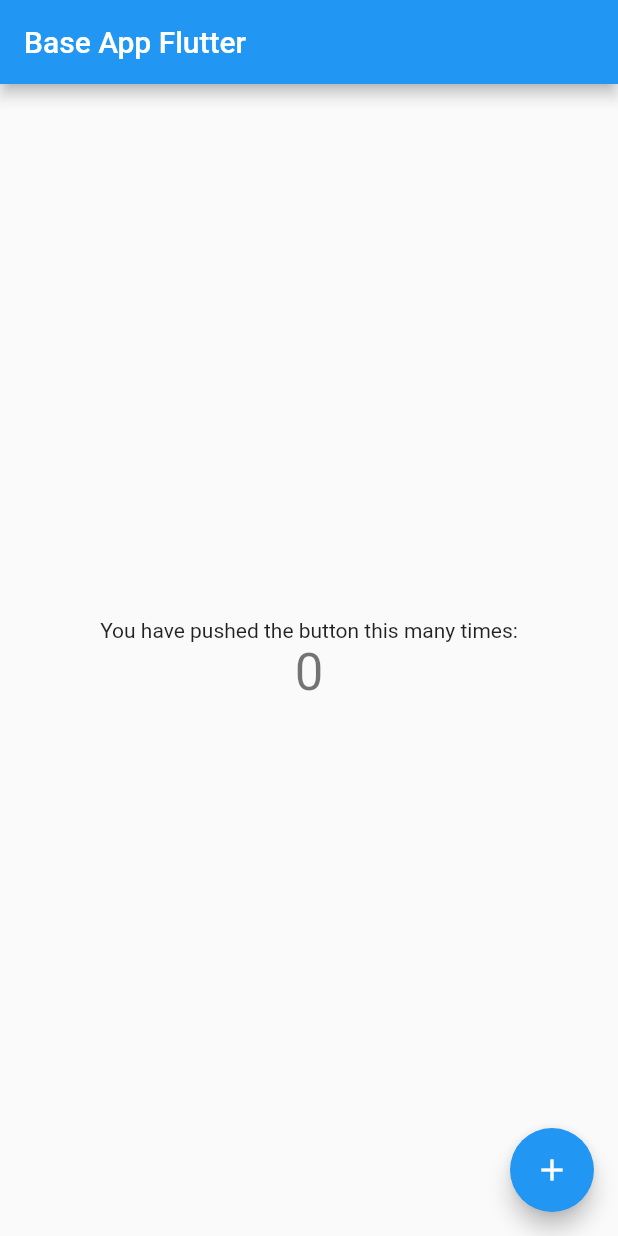
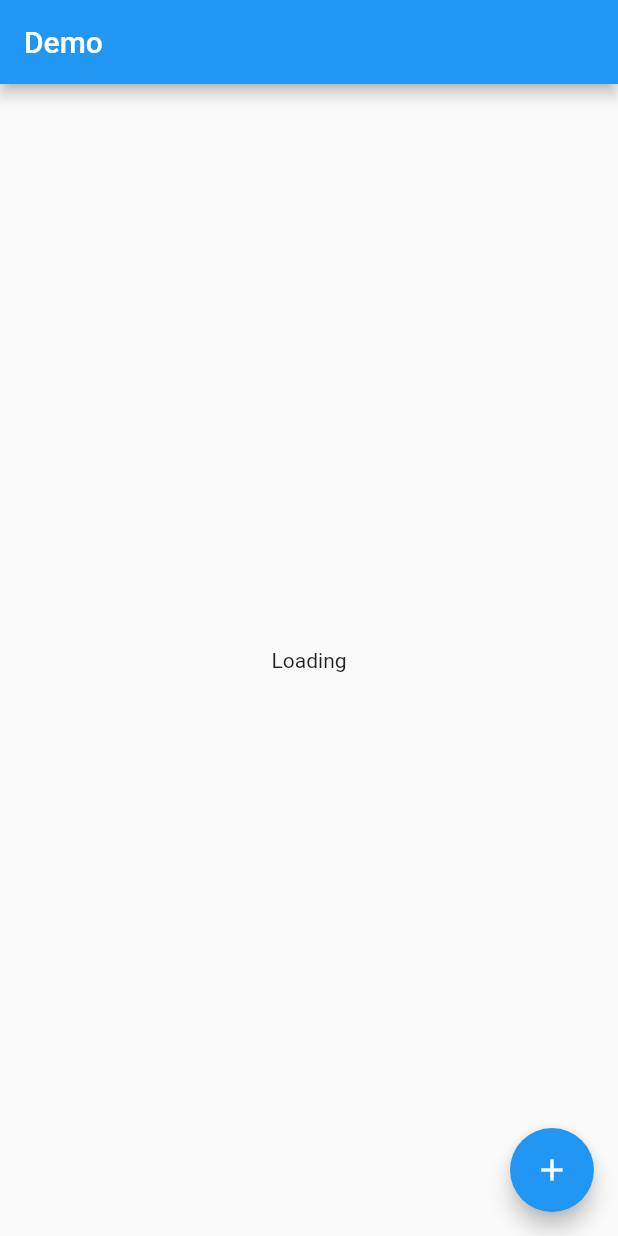
Before and after one commit to vientn1998/base_app_flutter, a Flutter app: the screen it shows after launch, on a phone screen of 412 x 824 dp. Run offline on Flutter 3.47's test engine with Material 2 defaults, Android fonts, the phone set to English and light mode, and no system bars; our stand-ins replace bloc, dio, equatable, flutter_bloc.

Commit message:
- Done get list and get details Post.

```diff
--- /dev/null
+++ b/lib/app/my_app.dart
@@ -0,0 +1,64 @@
+import 'package:base_app_flutter/blocs/post_bloc.dart';
+import 'package:base_app_flutter/data/network/api_endpoints.dart';
+import 'package:base_app_flutter/data/network/api_service.dart';
+import 'package:base_app_flutter/data/network/dio_client.dart';
+import 'package:base_app_flutter/data/repository.dart';
+import 'package:base_app_flutter/screens/splash_screen.dart';
+import 'package:dio/dio.dart';
+import 'package:flutter/material.dart';
+import 'package:flutter_bloc/flutter_bloc.dart';
+import 'simple_bloc_delegate.dart';
+import 'package:bloc/bloc.dart';
+
+class MyApp extends StatefulWidget {
+  @override
+  _MyAppState createState() => _MyAppState();
+}
+
+class _MyAppState extends State<MyApp> {
+
+  Repository repository;
+
+  @override
+  void initState() {
+    super.initState();
+    final dio = Dio();
+    dio
+      ..options.baseUrl = EndPoints.baseUrl
+      ..options.connectTimeout = EndPoints.connectionTimeout
+      ..options.receiveTimeout = EndPoints.receiveTimeout
+      ..interceptors.add(LogInterceptor(
+        request: true,
+        requestBody: true,
+        responseBody: true,
+        requestHeader: true,
+      ))
+      ..interceptors.add(InterceptorsWrapper(
+        onRequest: (options) {
+          //getting token
+          options.headers.putIfAbsent("Authorization", () => "token");
+        },
+      ))
+    ;
+    DioClient dioClient = DioClient(dio);
+    ApiService apiService = ApiService(dioClient);
+    repository = Repository(apiService);
+
+    BlocSupervisor.delegate = SimpleBlocDelegate();
+    WidgetsFlutterBinding.ensureInitialized();
+  }
+
+  @override
+  Widget build(BuildContext context) {
+    return MultiBlocProvider(
+      providers: [
+        BlocProvider<PostBloc>(
+          create: (context) => PostBloc(repository: this.repository),
+        )
+      ],
+      child: MaterialApp(
+        home: SplashScreen(),
+      ),
+    );
+  }
+}
--- /dev/null
+++ b/lib/blocs/post_event.dart
@@ -0,0 +1,17 @@
+part of 'post_bloc.dart';
+
+abstract class PostEvent extends Equatable {
+  const PostEvent();
+  @override
+  List<Object> get props => [];
+}
+
+class FetchPosts extends PostEvent {}
+
+class FetchDetailsPost extends PostEvent {
+  int postId;
+  FetchDetailsPost({this.postId});
+  @override
+  // TODO: implement props
+  List<Object> get props => [this.postId];
+}
--- /dev/null
+++ b/lib/blocs/post_state.dart
@@ -0,0 +1,37 @@
+part of 'post_bloc.dart';
+
+abstract class PostState extends Equatable {
+  const PostState();
+  @override
+  List<Object> get props => [];
+}
+
+class PostInitial extends PostState {}
+
+class FetchPostLoading extends PostState {}
+class FetchPostSuccessfully extends PostState {
+  final List<Post> listPost;
+  FetchPostSuccessfully({this.listPost});
+  @override
+  List<Object> get props => [this.listPost];
+}
+class FetchPostError extends PostState {
+  String message;
+  FetchPostError({this.message});
+  @override
+  List<Object> get props => [this.message];
+}
+
+class FetchDetailsPostLoading extends PostState {}
+class FetchDetailsPostSuccessfully extends PostState {
+  final Post post;
+  FetchDetailsPostSuccessfully({this.post});
+  @override
+  List<Object> get props => [this.post];
+}
+class FetchDetailsPostError extends PostState {
+  String message;
+  FetchDetailsPostError({this.message});
+  @override
+  List<Object> get props => [this.message];
+}
--- a/lib/main.dart
+++ b/lib/main.dart
@@ -1,66 +1,7 @@
 import 'package:flutter/material.dart';
+
+import 'app/my_app.dart';
 
 void main() {
   runApp(MyApp());
 }
-
-class MyApp extends StatelessWidget {
-  @override
-  Widget build(BuildContext context) {
-    return MaterialApp(
-      title: 'Flutter Demo',
-      theme: ThemeData(
-        primarySwatch: Colors.blue,
-        visualDensity: VisualDensity.adaptivePlatformDensity,
-      ),
-      home: MyHomePage(title: 'Base App Flutter'),
-    );
-  }
-}
-
-class MyHomePage extends StatefulWidget {
-
-  MyHomePage({Key key, this.title}) : super(key: key);
-  final String title;
-
-  @override
-  _MyHomePageState createState() => _MyHomePageState();
-}
-
-class _MyHomePageState extends State<MyHomePage> {
-  int _counter = 0;
-
-  void _incrementCounter() {
-    setState(() {
-      _counter++;
-    });
-  }
-
-  @override
-  Widget build(BuildContext context) {
-    return Scaffold(
-      appBar: AppBar(
-        title: Text(widget.title),
-      ),
-      body: Center(
-        child: Column(
-          mainAxisAlignment: MainAxisAlignment.center,
-          children: <Widget>[
-            Text(
-              'You have pushed the button this many times:',
-            ),
-            Text(
-              '$_counter',
-              style: Theme.of(context).textTheme.headline4,
-            ),
-          ],
-        ),
-      ),
-      floatingActionButton: FloatingActionButton(
-        onPressed: _incrementCounter,
-        tooltip: 'Increment',
-        child: Icon(Icons.add),
-      ),
-    );
-  }
-}
--- a/lib/models/base_object.dart
+++ b/lib/models/base_object.dart
@@ -1,3 +1,5 @@
+import 'package:base_app_flutter/models/post.dart';
+
 abstract class BaseObject<T> {
   fromJson(json);
 }
@@ -17,4 +19,31 @@ class BaseResponse<T> {
       data: target.fromJson(json["data"]),
     );
   }
+
+  BaseResponse pareJsonPost(dynamic json, BaseObject target) {
+    final data = json;
+    return BaseResponse(
+      data: target.fromJson(data),
+    );
+  }
+
 }
+
+class BaseListResponse<T> {
+
+  int status;
+  String message;
+  List<T> data;
+
+  BaseListResponse({this.status, this.message, this.data});
+
+  BaseListResponse pareJsonArrayPost(dynamic json, BaseObject target) {
+    final list = json as List ?? [];
+    print("listCount: ${list.length}");
+    print((target.fromJson(json[0]) as Post).userId);
+    final listData = list.map<T>((json) => target.fromJson(json)).toList();
+    return BaseListResponse(
+      data: listData,
+    );
+  }
+}
--- /dev/null
+++ b/lib/screens/splash_screen.dart
@@ -0,0 +1,47 @@
+import 'package:base_app_flutter/blocs/post_bloc.dart';
+import 'package:flutter/material.dart';
+import 'package:flutter_bloc/flutter_bloc.dart';
+
+class SplashScreen extends StatefulWidget {
+  @override
+  _SplashScreenState createState() => _SplashScreenState();
+}
+
+class _SplashScreenState extends State<SplashScreen> {
+  @override
+  Widget build(BuildContext context) {
+    return Scaffold(
+      appBar: AppBar(
+        title: Text("Demo"),
+      ),
+      body: Center(
+        child: BlocConsumer<PostBloc, PostState>(
+          listener: (context, state) {
+
+          },
+          builder: (context, state) {
+            if (state is FetchPostError) {
+              return Text("Error: ${state.message}");
+            } else if (state is FetchPostSuccessfully) {
+              return Text("Data: ${state.listPost[0].toJson()}");
+            } else if (state is FetchDetailsPostError) {
+              return Text("Error: ${state.message}");
+            } else if (state is FetchDetailsPostSuccessfully) {
+              return Text("Data: ${state.post.toJson()}");
+            }
+            return Text("Loading");
+          },
+        ),
+      ),
+      floatingActionButton: FloatingActionButton(
+        onPressed: () {
+          // BlocProvider.of<PostBloc>(context).add(FetchPosts());
+          BlocProvider.of<PostBloc>(context).add(FetchDetailsPost(postId: 2));
+        },
+
+        tooltip: 'Fetch',
+        child: Icon(Icons.add),
+      ),
+    );
+  }
+}
--- a/pubspec.yaml
+++ b/pubspec.yaml
@@ -22,6 +22,10 @@ environment:
 
 dependencies:
   dio: ^3.0.10
+  equatable: ^1.2.5
+  flutter_bloc: ^4.0.0
+  path_provider: ^1.6.24
+  rxdart: ^0.24.1
   flutter:
     sdk: flutter
 
```
Also changed, not shown: lib/app/simple_bloc_delegate.dart (added, +22 -0 lines), lib/blocs/post_bloc.dart (added, +59 -0 lines), lib/data/network/api_service.dart (+10 -10 lines), lib/data/network/dio_client.dart (+8 -6 lines), lib/data/repository.dart (+10 -1 lines), 5 other files.
